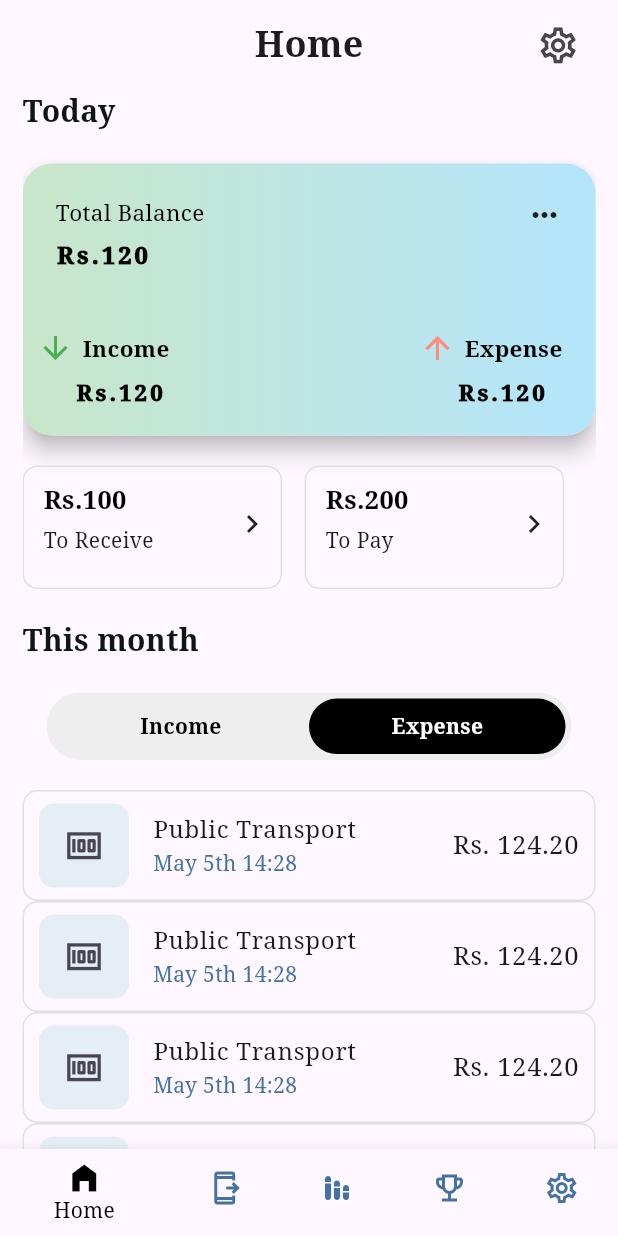
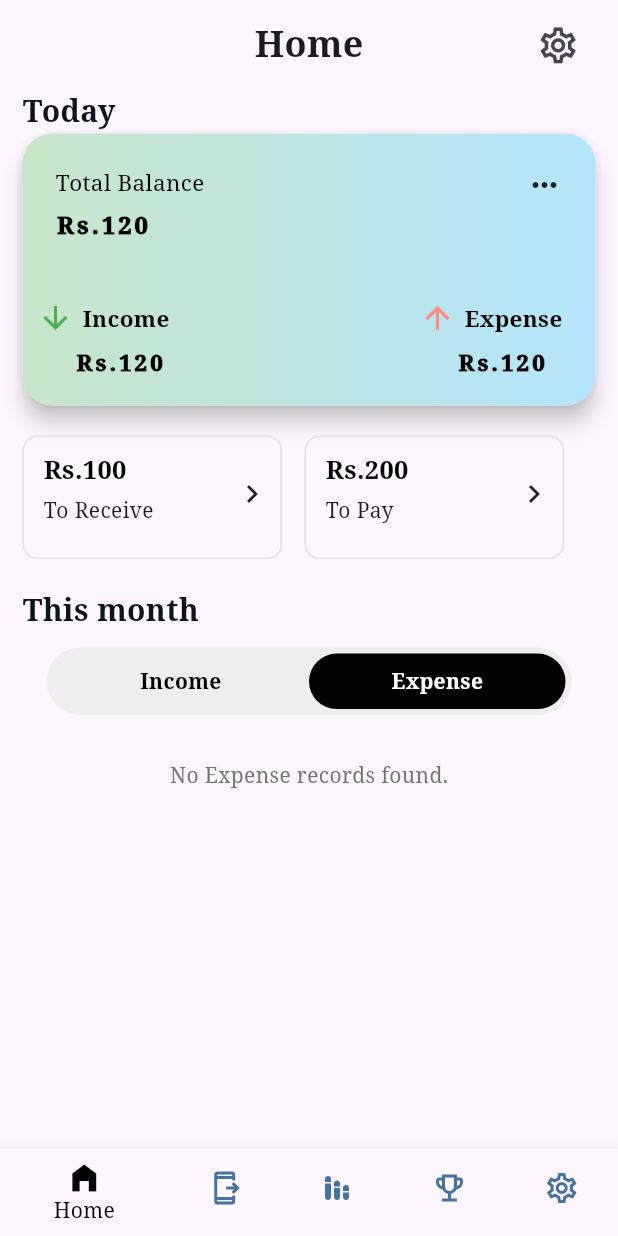
Before and after one commit to SUMANKC7/CapstoneProject-BachatSathi-ExpenseTracker-, a Flutter app: the screen it shows after launch, after a tap on "Expense", on a phone screen of 412 x 824 dp. Run offline on Flutter 3.47's test engine with Material 3 defaults, Android fonts, the light colour scheme and no system bars; our stand-ins replace cloud_firestore, firebase_auth, firebase_core, google_sign_in; accounts and stored records are empty.

Commit message:
some changes fetching data from firebase and showing in my UI

```diff
--- a/lib/features/entity/screen/addentity.dart
+++ b/lib/features/entity/screen/addentity.dart
@@ -86,6 +86,7 @@ class AddEntity extends StatelessWidget {
                   title: "hari",
                   subtitle: "2082 Shr 12",
                   cost: "1200",
+                  amountColor: Colors.green,
                 ),
               ],
             ),
--- a/lib/features/home/screen/home.dart
+++ b/lib/features/home/screen/home.dart
@@ -5,6 +5,7 @@ import 'package:expensetrack/features/home/widgets/income_expense_toggle.dart';
 import 'package:expensetrack/features/home/widgets/myappbar.dart';
 import 'package:expensetrack/features/home/widgets/receive_gain_widget.dart';
 import 'package:expensetrack/features/home/widgets/spent_today_card.dart';
+import 'package:expensetrack/features/transactions/provider/transaction_data_provider.dart';
 import 'package:expensetrack/features/transactions/widgets/transaction_widget.dart';
 import 'package:flutter/material.dart';
 import 'package:provider/provider.dart';
@@ -17,18 +18,17 @@ class Home extends StatelessWidget {
     return Scaffold(
       appBar: const MyAppBar(),
       body: Padding(
-        padding: EdgeInsetsGeometry.only(left: 15, right: 15),
+        padding: const EdgeInsets.symmetric(horizontal: 15),
         child: SingleChildScrollView(
           child: Column(
             crossAxisAlignment: CrossAxisAlignment.start,
-            spacing: 20,
             children: [
-              TitleText(title: 'Today'),
-
-              SpentTodayCard(),
+              /// Today’s section
+              const TitleText(title: 'Today'),
+              const SpentTodayCard(),
+              const SizedBox(height: 20),
 
               Row(
-                spacing: 15,
                 children: [
                   RecieveGive(
                     amount: "Rs.100",
@@ -36,10 +36,13 @@ class Home extends StatelessWidget {
                     onClicked: () {
                       Navigator.push(
                         context,
-                        MaterialPageRoute(builder: (context) => AddEntity()),
+                        MaterialPageRoute(
+                          builder: (context) => const AddEntity(),
+                        ),
                       );
                     },
                   ),
+                  const SizedBox(width: 15),
                   RecieveGive(
                     amount: "Rs.200",
                     account: "To Pay",
@@ -48,102 +51,69 @@ class Home extends StatelessWidget {
                 ],
               ),
 
-              TitleText(title: "This month"),
+              const SizedBox(height: 20),
+              const TitleText(title: "This month"),
+              const SizedBox(height: 10),
 
+              /// Income / Expense toggle
               const IncomeExpenseToggle(
                 firstIndex: 'Income',
                 secondIndex: 'Expense',
               ),
-              Consumer<SwitchExpenseProvider>(
-                builder: (BuildContext context, value, Widget? child) {
-                  return Column(
-                    children: [
-                      value.selectedIndex == 0
-                          ? Column(
-                              children: [
-                                TransactionsWidgets(
-                                  icon: Icons.bus_alert_outlined,
-                                  title: "Public Transport",
-                                  subtitle: "May 5th 14:28",
-                                  cost: "Rs. 124.20",
-                                ),
-                                TransactionsWidgets(
-                                  icon: Icons.bus_alert_outlined,
-                                  title: "Public Transport",
-                                  subtitle: "May 5th 14:28",
-                                  cost: "Rs. 124.20",
-                                ),
-                                TransactionsWidgets(
-                                  icon: Icons.bus_alert_outlined,
-                                  title: "Public Transport",
-                                  subtitle: "May 5th 14:28",
-                                  cost: "Rs. 124.20",
-                                ),
-                                TransactionsWidgets(
-                                  icon: Icons.bus_alert_outlined,
-                                  title: "Public Transport",
-                                  subtitle: "May 5th 14:28",
-                                  cost: "Rs. 124.20",
-                                ),
-                                TransactionsWidgets(
-                                  icon: Icons.bus_alert_outlined,
-                                  title: "Public Transport",
-                                  subtitle: "May 5th 14:28",
-                                  cost: "Rs. 124.20",
-                                ),
-                              ],
-                            )
-                          : Column(
-                              children: [
-                                TransactionsWidgets(
-                                  icon: Icons.money,
-                                  title: "Public Transport",
-                                  subtitle: "May 5th 14:28",
-                                  cost: "Rs. 124.20",
-                                ),
-                                TransactionsWidgets(
-                                  icon: Icons.money,
-                                  title: "Public Transport",
-                                  subtitle: "May 5th 14:28",
-                                  cost: "Rs. 124.20",
-                                ),
-                                TransactionsWidgets(
-                                  icon: Icons.money,
-                                  title: "Public Transport",
-                                  subtitle: "May 5th 14:28",
-                                  cost: "Rs. 124.20",
-                                ),
-                                TransactionsWidgets(
-                                  icon: Icons.money,
-                                  title: "Public Transport",
-                                  subtitle: "May 5th 14:28",
-                                  cost: "Rs. 124.20",
-                                ),
-                                TransactionsWidgets(
-                                  icon: Icons.money,
-                                  title: "Public Transport",
-                                  subtitle: "May 5th 14:28",
-                                  cost: "Rs. 124.20",
-                                ),
-                              ],
-                            ),
-                    ],
+              const SizedBox(height: 10),
+
+              /// Transactions List like in Transactions Screen
+              Consumer2<SwitchExpenseProvider, TransactionDataProvider>(
+                builder: (context, switchProvider, txProvider, _) {
+                  // Filtered transactions based on toggle
+                  final filteredTransactions = txProvider.transactions.where((
+                    tx,
+                  ) {
+                    return switchProvider.selectedIndex == 0
+                        ? !tx
+                              .expense // Income only
+                        : tx.expense; // Expense only
+                  }).toList();
+
+                  if (filteredTransactions.isEmpty) {
+                    return Padding(
+                      padding: const EdgeInsets.only(top: 20),
+                      child: Center(
+                        child: Text(
+                          "No ${switchProvider.selectedIndex == 0 ? "Income" : "Expense"} records found.",
+                          style: TextStyle(color: Colors.grey.shade600),
+                        ),
+                      ),
+                    );
+                  }
+
+                  return ListView.separated(
+                    shrinkWrap: true,
+                    physics: const NeverScrollableScrollPhysics(),
+                    itemCount: filteredTransactions.length,
+                    separatorBuilder: (_, __) => const SizedBox(height: 8),
+                    itemBuilder: (context, index) {
+                      final tx = filteredTransactions[index];
+                      return TransactionsWidgets(
+                        icon: tx.expense
+                            ? Icons
+                                  .arrow_upward // Expense icon
+                            : Icons.arrow_downward, // Income icon
+                        title: tx.title,
+                        subtitle: Provider.of<TransactionDataProvider>(
+                          context,
+                          listen: false,
+                        ).formatDate(tx.date),
+
+                        cost: "Rs. ${tx.amount}",
+                        amountColor: tx.expense ? Colors.red : Colors.green,
+                      );
+                    },
                   );
                 },
               ),
 
-              // ExpenseTile(
-              //   title: 'Income',
-              //   amount: 'Rs. 6000',
-              //   image: 'assets/images/pic.jpg',
-              // ),
-
-              // ExpenseTile(
-              //   title: 'Expenses',
-              //   amount: 'Rs. 3200',
-              //   image: 'assets/images/expense.jpg',
-              // ),
-              SizedBox(height: 14),
+              const SizedBox(height: 14),
             ],
           ),
         ),
--- a/lib/features/transactions/provider/transaction_data_provider.dart
+++ b/lib/features/transactions/provider/transaction_data_provider.dart
@@ -3,7 +3,6 @@ import 'dart:developer';
 import 'package:cloud_firestore/cloud_firestore.dart';
 import 'package:expensetrack/features/transactions/model/transaction_model.dart';
 import 'package:flutter/material.dart';
-import 'package:flutter/widgets.dart';
 import 'package:intl/intl.dart';
 
 class TransactionDataProvider extends ChangeNotifier {
@@ -27,6 +26,15 @@ class TransactionDataProvider extends ChangeNotifier {
   String get selectedCategory => _selectedCategory;
   bool get isExpense => _isExpense;
 
+  List<TransactionModel> get incomeTransactions =>
+      _transactions.where((t) => !t.expense).toList();
+
+  List<TransactionModel> get expenseTransactions =>
+      _transactions.where((t) => t.expense).toList();
+
+  String get formattedSelectedDate =>
+      DateFormat('dd MMM yyyy').format(_selectedDate);
+
   final List<String> expenseCategories = [
     "Food",
     "Clothes",
@@ -41,6 +49,13 @@ class TransactionDataProvider extends ChangeNotifier {
     "Interest",
     "Gift",
   ];
+  String formatDate(DateTime date) {
+    return DateFormat('dd MMM yyyy').format(date);
+  }
+
+  Future<void> fetchTransactions() async {
+    listenToTransactions();
+  }
 
   void setCategory(String value) {
     _selectedCategory = value;
@@ -66,13 +81,10 @@ class TransactionDataProvider extends ChangeNotifier {
     }
   }
 
-  String get formattedDate {
-    // If you want to show a placeholder when no date is chosen
-    if (_selectedDate == null) {
-      return "Select Date";
-    }
-    return DateFormat('dd MMM yyyy').format(_selectedDate);
-  }
+  // String get formattedDate {
+  //   // If you want to show a placeholder when no date is chosen
+  //   return DateFormat('dd MMM yyyy').format(_selectedDate);
+  // }
 
   Future<void> addTransaction() async {
     try {
@@ -102,7 +114,9 @@ class TransactionDataProvider extends ChangeNotifier {
   }
 
   void listenToTransactions() {
-    _firebaseFirestore.snapshots().listen((snapshot) {
+    _firebaseFirestore.orderBy('date', descending: true).snapshots().listen((
+      snapshot,
+    ) {
       _transactions = snapshot.docs.map((doc) {
         return TransactionModel.fromMap(
           doc.data() as Map<String, dynamic>,
--- a/lib/features/transactions/widgets/add_dates.dart
+++ b/lib/features/transactions/widgets/add_dates.dart
@@ -40,7 +40,7 @@ class AddDates extends StatelessWidget {
                     ),
                     const SizedBox(width: 8),
                     Text(
-                      provider.formattedDate,
+                      provider.formattedSelectedDate,
                       style: const TextStyle(
                         fontSize: 19,
                         fontWeight: FontWeight.w900,
--- a/lib/features/transactions/widgets/transaction_widget.dart
+++ b/lib/features/transactions/widgets/transaction_widget.dart
@@ -6,12 +6,14 @@ class TransactionsWidgets extends StatelessWidget {
   final String title;
   final String subtitle;
   final String cost;
+  final Color? amountColor;
   const TransactionsWidgets({
     super.key,
     required this.icon,
     required this.title,
     required this.subtitle,
     required this.cost,
+    required this.amountColor,
   });
 
   @override
@@ -61,7 +63,7 @@ class TransactionsWidgets extends StatelessWidget {
           style: TextStyle(
             fontSize: 17,
             fontWeight: FontWeight.w500,
-            color: AppColors.filterTextColor,
+            color: amountColor,
           ),
         ),
       ),
```
Also changed, not shown: lib/features/transactions/model/transaction_model.dart (+6 -1 lines), lib/features/transactions/screen/transaction_screen.dart (+163 -87 lines).
